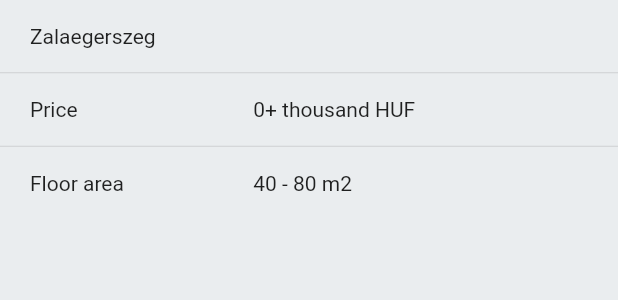
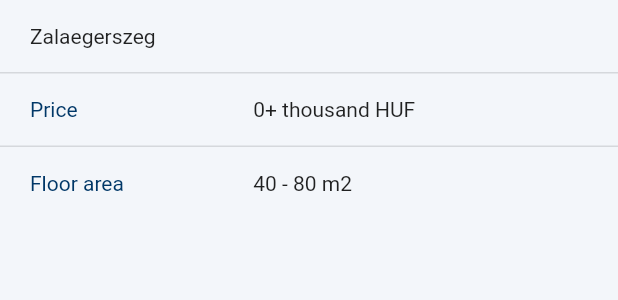
Before and after one commit to jaklia/flutter_rm, a Flutter app: the CardContent widget shown alone on an empty page, opened directly with sample values from the repository, on a phone screen of 412 x 824 dp. Shown: the top 300 px of the screen. Run offline on Flutter 3.47's test engine with Material 2 defaults, Android fonts, the phone set to English and light mode, and no system bars; our stand-ins replace dio, flutter_bloc; network calls fail.

Commit message:
ui fixes

```diff
--- a/lib/pages/home_page.dart
+++ b/lib/pages/home_page.dart
@@ -70,7 +70,7 @@ class HomePage extends StatelessWidget {
       // ),
       floatingActionButton: FloatingActionButton(
         onPressed: () {},
-        child: Icon(Icons.add),
+        child: const Icon(Icons.add),
       ),
     );
   }
--- a/lib/widgets/card/card_content.dart
+++ b/lib/widgets/card/card_content.dart
@@ -10,18 +10,18 @@ class CardContent extends StatelessWidget {
   @override
   Widget build(BuildContext context) {
     return Container(
-      color: Colors.blueGrey.withOpacity(0.1),
+      color: const Color.fromRGBO(243, 246, 250, 1),
       child: Column(
         children: [
           InfoRow(
             data: watch.locationStr,
           ),
-          const Divider(height: 1),
+          const Divider(height: 1, thickness: 1),
           InfoRow(
             title: "Price",
             data: watch.price,
           ),
-          const Divider(height: 1),
+          const Divider(height: 1, thickness: 1),
           InfoRow(
             title: "Floor area",
             data: watch.area,
--- a/lib/widgets/card/card_footer.dart
+++ b/lib/widgets/card/card_footer.dart
@@ -25,7 +25,7 @@ class CardFooter extends StatelessWidget {
           iconSize: 36,
           onPressed: () {},
           icon: Icon(watch.isNotificationEnabled
-              ? Icons.notifications
+              ? Icons.notifications_rounded
               : Icons.notifications_off_rounded),
         ),
         IconButton(
--- a/lib/widgets/card/info_row.dart
+++ b/lib/widgets/card/info_row.dart
@@ -38,11 +38,16 @@ class InfoRow extends StatelessWidget {
           flex: 4,
           child: Text(
             title!,
+            style: Theme.of(context).textTheme.bodyText2?.copyWith(
+                  color: const Color.fromRGBO(0, 55, 103, 1),
+                ),
           ),
         ),
         Expanded(
           flex: 6,
-          child: Text(data),
+          child: Text(
+            data,
+          ),
         ),
       ],
     );
```
Also changed, not shown: lib/main.dart (+5 -5 lines), lib/widgets/card/card_header.dart (+10 -4 lines), lib/widgets/card/watch_card.dart (+7 -2 lines).
